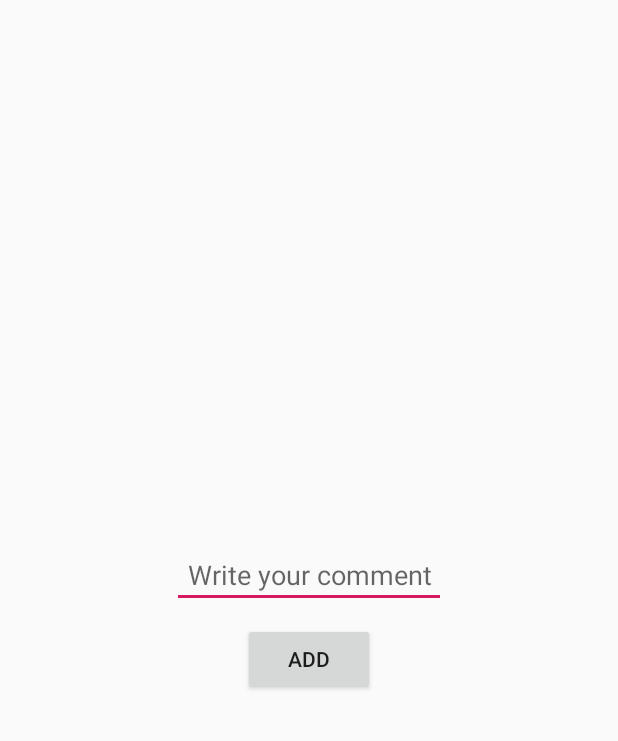
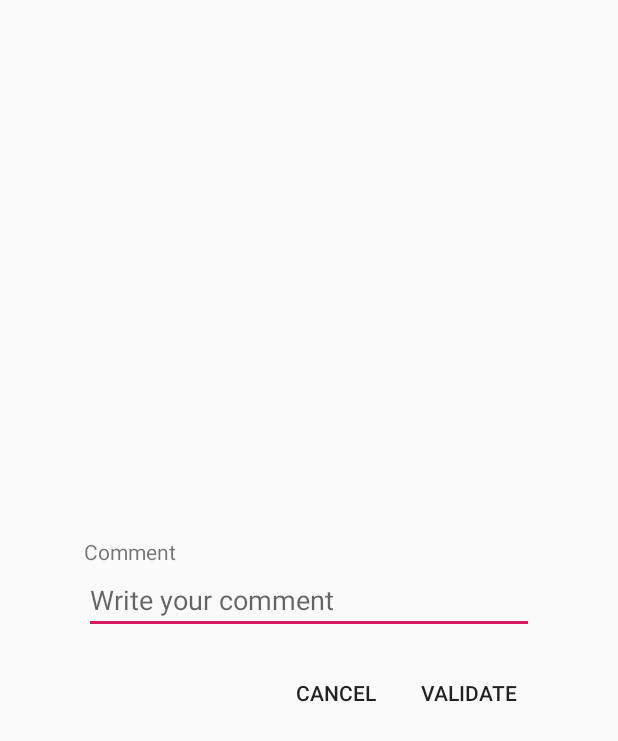
Before and after one commit to BenLscr/MoodTracker, an Android app: the layout ic_add_comment.xml on its own in the app's theme, with its tools: preview values and no code run, on a phone screen of 412 x 824 dp. Shown: the top 741 px of the screen. Run offline under Robolectric (Android 15) with nearby library versions, the phone set to English and light mode, and no system bars.

Commit message:
Update the dialog box : - Change add button to validate button - Add a cancel button - Add a text "Comment" - Set the color of the Mood at buttons and editText

```diff
--- a/app/src/main/java/com/lescour/ben/moodtracker/Controller/MainActivity.java
+++ b/app/src/main/java/com/lescour/ben/moodtracker/Controller/MainActivity.java
@@ -3,6 +3,7 @@ package com.lescour.ben.moodtracker.Controller;
 import android.app.Dialog;
 import android.content.Intent;
 import android.content.SharedPreferences;
+import android.graphics.PorterDuff;
 import android.os.Bundle;
 import android.support.v7.app.AppCompatActivity;
 import android.view.MotionEvent;
@@ -100,8 +101,17 @@ public class MainActivity extends AppCompatActivity {
         addComment.setContentView(R.layout.ic_add_comment);
         commentInput = (EditText) addComment.findViewById(R.id.comment_input);
         currentComment();
-        Button mAdd = (Button) addComment.findViewById(R.id.add);
-        mAdd.setOnClickListener(new View.OnClickListener() {
+        Button mCancel = (Button) addComment.findViewById(R.id.cancel);
+        mCancel.setTextColor(getResources().getColor(lst_colors[mMood.getLstPosition()]));
+        mCancel.setOnClickListener(new View.OnClickListener() {
+            @Override
+            public void onClick(View v) {
+                addComment.cancel();
+            }
+        });
+        Button mValidate = (Button) addComment.findViewById(R.id.validate);
+        mValidate.setTextColor(getResources().getColor(lst_colors[mMood.getLstPosition()]));
+        mValidate.setOnClickListener(new View.OnClickListener() {
             @Override
             public void onClick(View v) {
                 String comment = commentInput.getText().toString();
@@ -109,6 +119,8 @@ public class MainActivity extends AppCompatActivity {
                 addComment.cancel();
             }
         });
+        commentInput.getBackground().mutate().setColorFilter(getResources()
+                .getColor(lst_colors[mMood.getLstPosition()]), PorterDuff.Mode.SRC_ATOP);
         addComment.show();
     }
 
--- a/app/src/main/res/layout/ic_add_comment.xml
+++ b/app/src/main/res/layout/ic_add_comment.xml
@@ -4,26 +4,44 @@
     android:layout_width="300dp"
     android:layout_height="wrap_content"
     android:orientation="vertical"
-    android:layout_marginStart="20dp"
-    android:layout_marginEnd="20dp"
-    android:padding="10dp"
+    android:layout_marginTop="10dp"
+    android:layout_marginStart="10dp"
+    android:layout_marginEnd="10dp"
     android:layout_gravity="center">
+
+    <TextView
+        android:layout_width="wrap_content"
+        android:layout_height="wrap_content"
+        android:text="@string/comment"
+        />
 
     <EditText
         android:id="@+id/comment_input"
+        android:layout_width="match_parent"
+        android:layout_height="wrap_content"
+        android:hint="@string/dialog_edittext_hint"/>
+
+    <LinearLayout
         android:layout_width="wrap_content"
         android:layout_height="wrap_content"
-        android:layout_gravity="center"
-        android:gravity="center"
-        android:padding="10dp"
-        android:hint="@string/dialog_edittext_hint"/>
+        android:orientation="horizontal"
+        android:layout_marginTop="15dp"
+        android:layout_gravity="end">
 
-    <Button
-        android:id="@+id/add"
-        android:layout_width="wrap_content"
-        android:layout_height="wrap_content"
-        android:layout_marginTop="10dp"
-        android:layout_gravity="center"
-        android:text="@string/add_button"/>
+        <Button
+            android:id="@+id/cancel"
+            android:layout_width="wrap_content"
+            android:layout_height="wrap_content"
+            android:background="@null"
+            android:text="@string/cancel"/>
+
+        <Button
+            android:id="@+id/validate"
+            android:layout_width="wrap_content"
+            android:layout_height="wrap_content"
+            android:background="@null"
+            android:text="@string/validate_button"/>
+
+    </LinearLayout>
 
 </LinearLayout>
--- a/app/src/main/res/values/strings.xml
+++ b/app/src/main/res/values/strings.xml
@@ -4,7 +4,6 @@
     <!-- TODO: Remove or change this placeholder text -->
     <string name="hello_blank_fragment">Hello blank fragment</string>
     <string name="dialog_edittext_hint">Write your comment</string>
-    <string name="add_button">add</string>
     <string name="yesterday">Yesterday</string>
     <string name="two_days_ago">Two days ago</string>
     <string name="three_days_ago">Three days ago</string>
@@ -12,4 +11,7 @@
     <string name="five_days_ago">Five days ago</string>
     <string name="six_days_ago">Six days ago</string>
     <string name="one_week_ago">One week ago</string>
+    <string name="validate_button">validate</string>
+    <string name="cancel">cancel</string>
+    <string name="comment">Comment</string>
 </resources>
```
